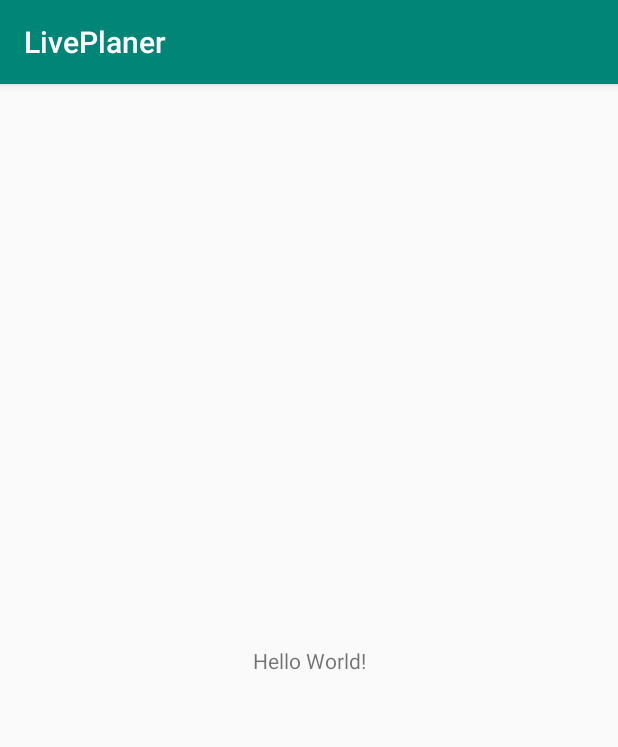
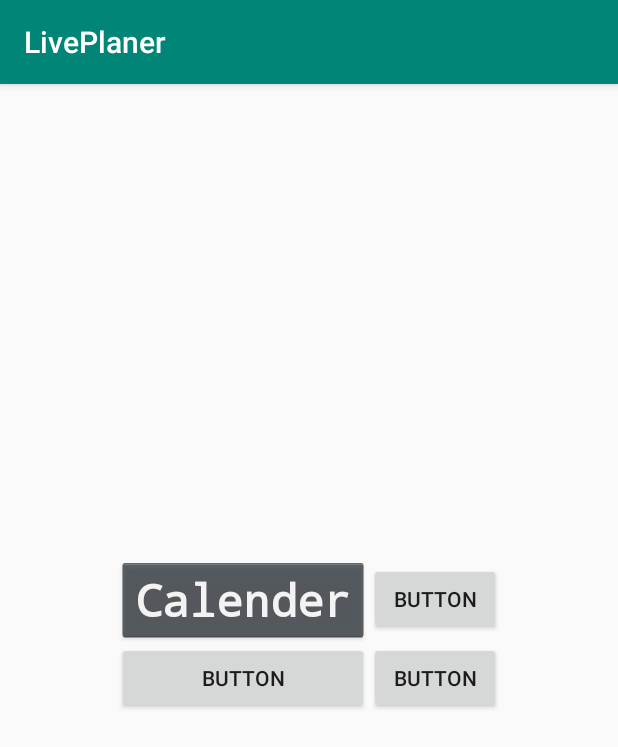
Before and after one commit to Astaroth90/Liveplaner, an Android app: the screen it shows after launch (MainActivity), on a phone screen of 412 x 824 dp. Shown: the top 747 px of the screen. Run offline under Robolectric (Android 15) with nearby library versions, the phone set to English and light mode, and no system bars.

Commit message:
Einfügen einer CalenderActivity, Setting für Debugging mittels Handy gestartet

```diff
--- a/app/src/main/java/psdevelop/liveplaner/MainActivity.java
+++ b/app/src/main/java/psdevelop/liveplaner/MainActivity.java
@@ -1,13 +1,25 @@
 package psdevelop.liveplaner;
 
+import android.content.Intent;
 import android.support.v7.app.AppCompatActivity;
 import android.os.Bundle;
+import android.widget.Button;
+import android.view.View;
 
 public class MainActivity extends AppCompatActivity {
+
+    Button CalButton;
 
     @Override
     protected void onCreate(Bundle savedInstanceState) {
         super.onCreate(savedInstanceState);
         setContentView(R.layout.activity_main);
+        CalButton = findViewById(R.id.CalenderButton);
+        CalButton.setOnClickListener(new View.OnClickListener() {
+
+            public void onClick(View v) {
+                startActivity(new Intent(MainActivity.this, Calender.class));
+            }
+        });
     }
 }
--- a/app/src/main/res/layout/activity_main.xml
+++ b/app/src/main/res/layout/activity_main.xml
@@ -6,13 +6,64 @@
     android:layout_height="match_parent"
     tools:context=".MainActivity">
 
-    <TextView
-        android:layout_width="wrap_content"
-        android:layout_height="wrap_content"
-        android:text="Hello World!"
+    <FrameLayout
+        android:layout_width="match_parent"
+        android:layout_height="match_parent"
+        android:layout_marginStart="32dp"
+        android:layout_marginEnd="32dp"
+        android:layout_marginBottom="32dp"
         app:layout_constraintBottom_toBottomOf="parent"
-        app:layout_constraintLeft_toLeftOf="parent"
-        app:layout_constraintRight_toRightOf="parent"
-        app:layout_constraintTop_toTopOf="parent" />
+        app:layout_constraintEnd_toEndOf="parent"
+        app:layout_constraintStart_toStartOf="parent">
+
+        <TableLayout
+            android:layout_width="match_parent"
+            android:layout_height="match_parent"
+            android:gravity="center">
+
+            <TableRow
+                android:layout_width="match_parent"
+                android:layout_height="match_parent"
+                android:gravity="center">
+
+                <Button
+                    android:id="@+id/CalenderButton"
+                    style="@android:style/Widget.Holo.Button"
+                    android:layout_width="wrap_content"
+                    android:layout_height="wrap_content"
+                    android:fontFamily="monospace"
+                    android:text="Calender"
+                    android:textAlignment="center"
+                    android:textSize="30sp"
+                    android:textStyle="bold" />
+
+                <Button
+                    android:id="@+id/button7"
+                    android:layout_width="wrap_content"
+                    android:layout_height="wrap_content"
+                    android:text="Button" />
+            </TableRow>
+
+            <TableRow
+                android:layout_width="match_parent"
+                android:layout_height="match_parent"
+                android:gravity="center">
+
+                <Button
+                    android:id="@+id/button10"
+                    android:layout_width="wrap_content"
+                    android:layout_height="wrap_content"
+                    android:text="Button" />
+
+                <Button
+                    android:id="@+id/button9"
+                    android:layout_width="wrap_content"
+                    android:layout_height="wrap_content"
+                    android:text="Button" />
+            </TableRow>
+
+        </TableLayout>
+
+    </FrameLayout>
 
 </android.support.constraint.ConstraintLayout>
--- /dev/null
+++ b/settings.gradle
@@ -0,0 +1 @@
+include ':app'
```
Also changed, not shown: app/build.gradle (+5 -3 lines), app/src/main/AndroidManifest.xml (+12 -0 lines), app/src/main/java/psdevelop/liveplaner/Calender.java (added, +13 -0 lines), app/src/main/res/layout/activity_calender.xml (added, +9 -0 lines), build.gradle (added, +32 -0 lines), gradle.properties (added, +13 -0 lines), gradle/wrapper/gradle-wrapper.properties (added).
